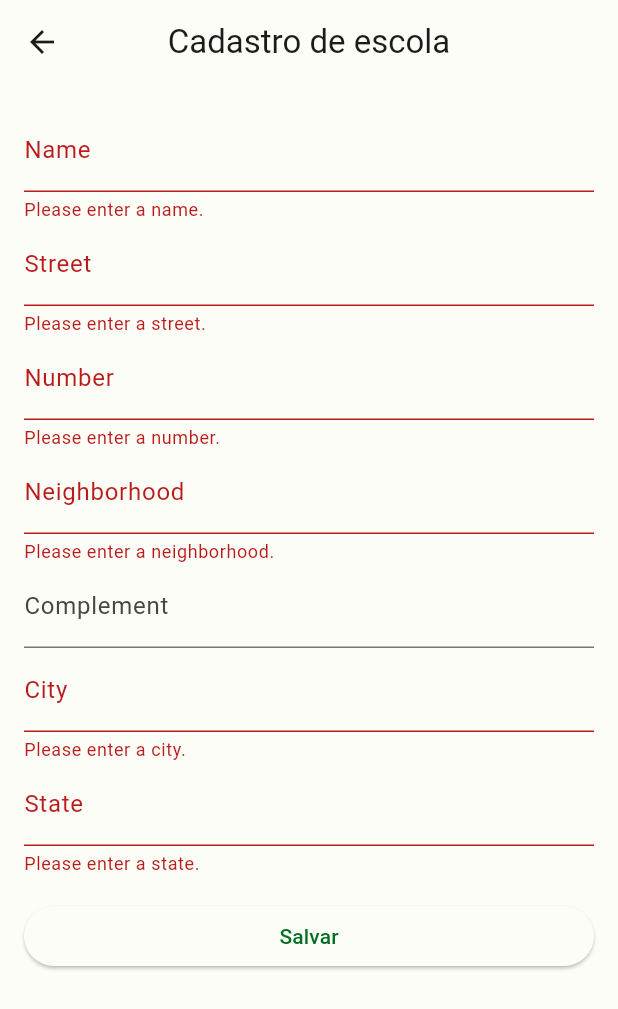
After one commit to breno23augusto/safe_schools_app, a Flutter app: the SchoolFormPage screen opened by its route, after a tap on "Salvar", on a phone screen of 412 x 824 dp. The commit adds this screen. Shown: the top 1009 px of the screen. Run offline on Flutter 3.47's test engine with Material 2 defaults, Android fonts, the phone set to English and light mode, and no system bars; our stand-ins replace flutter_secure_storage; accounts and stored records are empty.

Commit message:
feat: schools form and list

```diff
--- a/lib/src/auth/login_page.dart
+++ b/lib/src/auth/login_page.dart
@@ -1,8 +1,6 @@
 import 'package:flutter/material.dart';
 import 'package:provider/provider.dart';
 import 'package:safe_schools/src/auth/auth_service.dart';
-import 'package:safe_schools/src/shared/components/app_drawer.dart';
-import 'package:safe_schools/src/shared/components/app_scaffold.dart';
 
 class LoginPage extends StatefulWidget {
   const LoginPage({super.key});
--- /dev/null
+++ b/lib/src/schools/school.dart
@@ -0,0 +1,33 @@
+class School {
+  final int id;
+  final String name;
+  final String street;
+  final String number;
+  final String neighborhood;
+  final String complement;
+  final String city;
+  final String state;
+
+  School(
+      {required this.id,
+      required this.name,
+      required this.street,
+      required this.number,
+      required this.neighborhood,
+      required this.complement,
+      required this.city,
+      required this.state});
+
+  factory School.fromJson(Map<String, dynamic> json) {
+    return School(
+      id: json['id'],
+      name: json['name'],
+      street: json['street'],
+      number: json['number'],
+      neighborhood: json['neighborhood'],
+      complement: json['complement'],
+      city: json['city'],
+      state: json['state'],
+    );
+  }
+}
--- /dev/null
+++ b/lib/src/schools/school_form_page.dart
@@ -0,0 +1,174 @@
+import 'package:flutter/material.dart';
+import 'package:safe_schools/src/schools/school.dart';
+import 'package:safe_schools/src/schools/schools_repository.dart';
+
+class SchoolFormPage extends StatefulWidget {
+  final School? school;
+
+  const SchoolFormPage({super.key, this.school});
+
+  @override
+  // ignore: library_private_types_in_public_api
+  _SchoolFormPageState createState() => _SchoolFormPageState();
+}
+
+class _SchoolFormPageState extends State<SchoolFormPage> {
+  final _formKey = GlobalKey<FormState>();
+
+  late int _id;
+  late TextEditingController _nameController;
+  late TextEditingController _streetController;
+  late TextEditingController _numberController;
+  late TextEditingController _neighborhoodController;
+  late TextEditingController _complementController;
+  late TextEditingController _cityController;
+  late TextEditingController _stateController;
+
+  @override
+  void initState() {
+    super.initState();
+    _id = widget.school?.id ?? 0;
+    _nameController = TextEditingController(text: widget.school?.name ?? '');
+    _streetController =
+        TextEditingController(text: widget.school?.street ?? '');
+    _numberController =
+        TextEditingController(text: widget.school?.number ?? '');
+    _neighborhoodController =
+        TextEditingController(text: widget.school?.neighborhood ?? '');
+    _complementController =
+        TextEditingController(text: widget.school?.complement ?? '');
+    _cityController = TextEditingController(text: widget.school?.city ?? '');
+    _stateController = TextEditingController(text: widget.school?.state ?? '');
+  }
+
+  @override
+  void dispose() {
+    _nameController.dispose();
+    _streetController.dispose();
+    _numberController.dispose();
+    _neighborhoodController.dispose();
+    _complementController.dispose();
+    _cityController.dispose();
+    _stateController.dispose();
+    super.dispose();
+  }
+
+  void _saveForm() async {
+    if (_formKey.currentState!.validate()) {
+      final School school = School(
+        id: _id,
+        name: _nameController.text,
+        street: _streetController.text,
+        number: _numberController.text,
+        neighborhood: _neighborhoodController.text,
+        complement: _complementController.text,
+        city: _cityController.text,
+        state: _stateController.text,
+      );
+
+      try {
+        if (_id == 0) {
+          await SchoolsRepository.createSchool(school);
+        } else {
+          await SchoolsRepository.updateSchool(school);
+        }
+        // ignore: use_build_context_synchronously
+        ScaffoldMessenger.of(context).showSnackBar(
+          const SnackBar(content: Text('Escola salva com sucesso.')),
+        );
+      } catch (e) {
+        ScaffoldMessenger.of(context).showSnackBar(
+          SnackBar(content: Text('Error: $e')),
+        );
+      }
+    }
+  }
+
+  @override
+  Widget build(BuildContext context) {
+    return Scaffold(
+      appBar: AppBar(
+        title: const Text('Cadastro de escola'),
+      ),
+      body: Padding(
+        padding: const EdgeInsets.all(16.0),
+        child: Form(
+          key: _formKey,
+          child: ListView(
+            children: [
+              TextFormField(
+                controller: _nameController,
+                decoration: const InputDecoration(labelText: 'Name'),
+                validator: (value) {
+                  if (value == null || value.isEmpty) {
+                    return 'Please enter a name.';
+                  }
+                  return null;
+                },
+              ),
+              TextFormField(
+                controller: _streetController,
+                decoration: const InputDecoration(labelText: 'Street'),
+                validator: (value) {
+                  if (value == null || value.isEmpty) {
+                    return 'Please enter a street.';
+                  }
+                  return null;
+                },
+              ),
+              TextFormField(
+                controller: _numberController,
+                decoration: const InputDecoration(labelText: 'Number'),
+                validator: (value) {
+                  if (value == null || value.isEmpty) {
+                    return 'Please enter a number.';
+                  }
+                  return null;
+                },
+              ),
+              TextFormField(
+                controller: _neighborhoodController,
+                decoration: const InputDecoration(labelText: 'Neighborhood'),
+                validator: (value) {
+                  if (value == null || value.isEmpty) {
+                    return 'Please enter a neighborhood.';
+                  }
+                  return null;
+                },
+              ),
+              TextFormField(
+                controller: _complementController,
+                decoration: const InputDecoration(labelText: 'Complement'),
+              ),
+              TextFormField(
+                controller: _cityController,
+                decoration: const InputDecoration(labelText: 'City'),
+                validator: (value) {
+                  if (value == null || value.isEmpty) {
+                    return 'Please enter a city.';
+                  }
+                  return null;
+                },
+              ),
+              TextFormField(
+                controller: _stateController,
+                decoration: const InputDecoration(labelText: 'State'),
+                validator: (value) {
+                  if (value == null || value.isEmpty) {
+                    return 'Please enter a state.';
+                  }
+                  return null;
+                },
+              ),
+              const SizedBox(height: 16),
+              ElevatedButton(
+                onPressed: _saveForm,
+                child: const Text('Salvar'),
+              ),
+            ],
+          ),
+        ),
+      ),
+    );
+  }
+}
--- a/lib/src/shared/components/app_drawer.dart
+++ b/lib/src/shared/components/app_drawer.dart
@@ -59,6 +59,12 @@ class AppDrawer extends StatelessWidget {
             },
           ),
           ListTile(
+            title: const Text('Escolas'),
+            onTap: () {
+              Navigator.pushNamed(context, '/schools/list' );
+            },
+          ),
+          ListTile(
             title: const Text('Sair'),
             onTap: () {
               authService.logout().then((value) {
```
Also changed, not shown: lib/main.dart (+4 -4 lines), lib/src/schools/schools_list_page.dart (added, +122 -0 lines), lib/src/schools/schools_repository.dart (added, +34 -0 lines).
